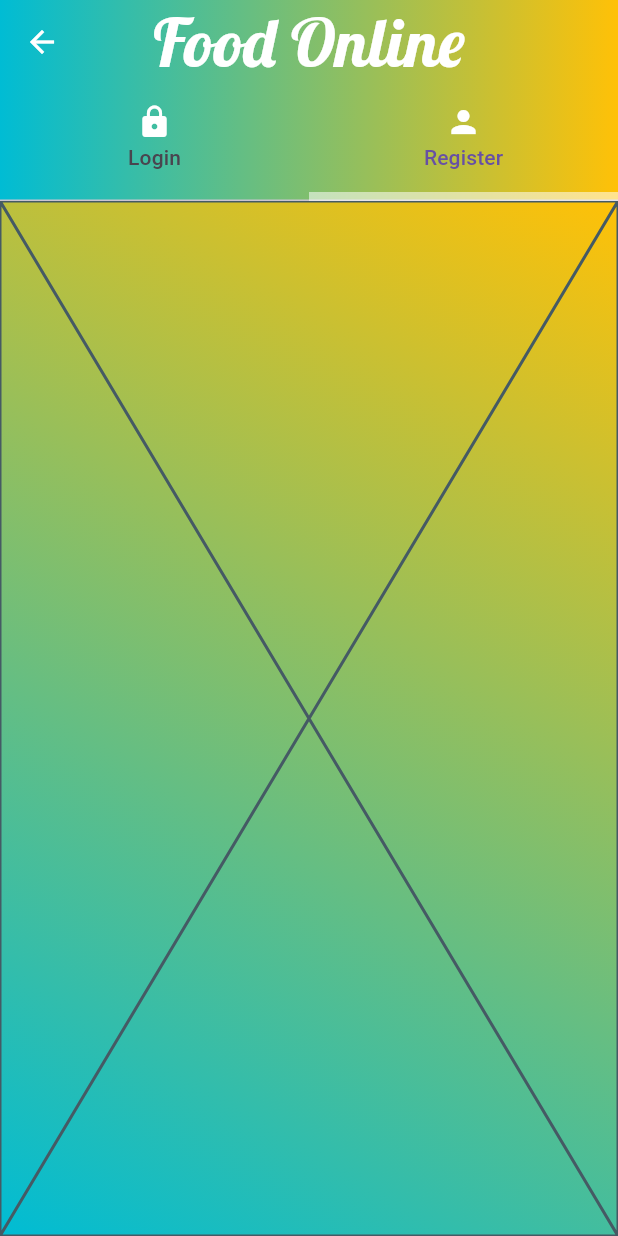
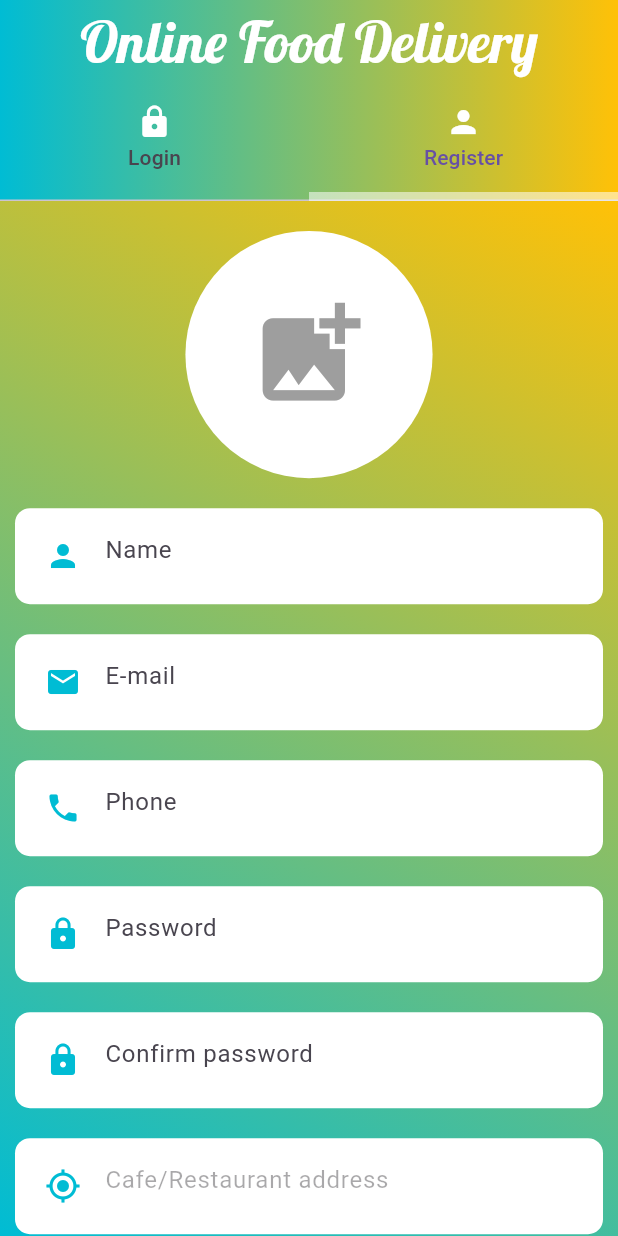
Before and after one commit to PdskDev/Flutter_DeliveryFoodApp_SellerApp, a Flutter app: the AuthScreen screen opened directly, tab 2 chosen, on a phone screen of 412 x 824 dp. Run offline on Flutter 3.47's test engine with Material 3 defaults, Android fonts, the phone set to English and light mode, and no system bars; our stand-ins replace image_picker.

Commit message:
Register form begin

```diff
--- a/lib/authentication/auth_screen.dart
+++ b/lib/authentication/auth_screen.dart
@@ -16,8 +16,6 @@ class _AuthScreenState extends State<AuthScreen> {
       length: 2,
       child: Scaffold(
         appBar: AppBar(
-        centerTitle: true,
-        leading: const BackButton(color: Colors.white),
         flexibleSpace: Container(
           decoration: const BoxDecoration(
             gradient: LinearGradient(
@@ -32,14 +30,16 @@ class _AuthScreenState extends State<AuthScreen> {
             )
           ),
         ),
-        title: const Text(
-            "Food Online",
+          automaticallyImplyLeading: false,
+          title: const Text(
+            "Online Food Delivery",
             style: TextStyle(
-                fontSize: 45,
+                fontSize: 38,
                 color: Colors.white,
               fontFamily: "Lobster"
             )
         ),
+          centerTitle: true,
         bottom: const TabBar(
           tabs: [
             Tab(
--- a/lib/authentication/login_form.dart
+++ b/lib/authentication/login_form.dart
@@ -10,6 +10,6 @@ class LoginScreen extends StatefulWidget {
 class _LoginScreenState extends State<LoginScreen> {
   @override
   Widget build(BuildContext context) {
-    return const Placeholder();
+    return Container();
   }
 }
--- a/lib/authentication/register_form.dart
+++ b/lib/authentication/register_form.dart
@@ -1,4 +1,8 @@
+import 'dart:io';
+
 import 'package:flutter/material.dart';
+import 'package:image_picker/image_picker.dart';
+import 'package:sellers_app/widgets/custom_text_field.dart';
 
 class RegisterScreen extends StatefulWidget {
   const RegisterScreen({super.key});
@@ -8,8 +12,133 @@ class RegisterScreen extends StatefulWidget {
 }
 
 class _RegisterScreenState extends State<RegisterScreen> {
+
+  final GlobalKey<FormState> _formKey = GlobalKey<FormState>();
+
+  TextEditingController nameController = TextEditingController();
+  TextEditingController emailController = TextEditingController();
+  TextEditingController passwordController = TextEditingController();
+  TextEditingController confirmPasswordController = TextEditingController();
+  TextEditingController phoneController = TextEditingController();
+  TextEditingController locationController = TextEditingController();
+
+  XFile? imageXFile;
+  final ImagePicker _picker = ImagePicker();
+
   @override
   Widget build(BuildContext context) {
-    return const Placeholder();
+    return SingleChildScrollView(
+      child: Column(
+        mainAxisSize: MainAxisSize.max,
+        children: [
+          const SizedBox(height: 20,),
+          InkWell(
+            child: CircleAvatar(
+              radius: MediaQuery.of(context).size.width * 0.20,
+              backgroundColor: Colors.white,
+              backgroundImage: imageXFile == null ? null : FileImage(File(imageXFile!.path)),
+              child: imageXFile == null ?
+              Icon(
+                Icons.add_photo_alternate,
+                size: MediaQuery.of(context).size.width * 0.20,
+                color: Colors.grey,) : null
+              ,
+            ),
+          ),
+          const SizedBox(height: 10,),
+          Form(
+            key: _formKey,
+            child: Column(
+              children: [
+                CustomTextField(
+                  data: Icons.person,
+                  isObscure: false,
+                  enabled: true,
+                  hintText: "Name",
+                  controller: nameController,
+                ),
+                CustomTextField(
+                  data: Icons.email,
+                  isObscure: false,
+                  enabled: true,
+                  hintText: "E-mail",
+                  controller: emailController,
+                ),
+                CustomTextField(
+                  data: Icons.phone,
+                  isObscure: false,
+                  enabled: true,
+                  hintText: "Phone",
+                  controller: phoneController,
+                ),
+                CustomTextField(
+                  data: Icons.lock,
+                  isObscure: true,
+                  enabled: true,
+                  hintText: "Password",
+                  controller: passwordController,
+                ),
+                CustomTextField(
+                  data: Icons.lock,
+                  isObscure: true,
+                  enabled: true,
+                  hintText: "Confirm password",
+                  controller: confirmPasswordController,
+                ),
+                CustomTextField(
+                  data: Icons.my_location,
+                  isObscure: false,
+                  enabled: false,
+                  hintText: "Cafe/Restaurant address",
+                  controller: locationController,
+                ),
+                Container(
+                  width: 400,
+                  height: 40,
+                  alignment: Alignment.center,
+                  child: ElevatedButton.icon(
+                    icon: const Icon(
+                      Icons.location_on,
+                      color: Colors.white,
+                    ),
+                    label: const Text(
+                      "Get My Current Location",
+                      style: TextStyle(
+                        color: Colors.white
+                      ),
+                    ),
+                    style: ElevatedButton.styleFrom(
+                      backgroundColor: Colors.amber,
+                      padding: const EdgeInsets.symmetric(horizontal: 35, vertical: 10),
+                      shape: RoundedRectangleBorder(
+                        borderRadius: BorderRadius.circular(30),
+                      ),
+                    ),
+                    onPressed: ()=> print("clicked"),
+                  ),
+                )
+              ],
+
+            ),
+          ),
+          const SizedBox(height:10,),
+          ElevatedButton(
+            style: ElevatedButton.styleFrom(
+                backgroundColor: Colors.green,
+                padding: const EdgeInsets.symmetric(horizontal: 100, vertical: 10),
+                shape: RoundedRectangleBorder(
+                  borderRadius: BorderRadius.circular(20),
+                ),
+            ),
+            child: const Text(
+              "Sign Up",
+              style: TextStyle(color: Colors.white, fontWeight: FontWeight.bold,),
+            ),
+            onPressed: () => print("Clicked"),
+          ),
+          const SizedBox(height:20,),
+        ],
+      ),
+    );
   }
 }
--- /dev/null
+++ b/lib/widgets/custom_text_field.dart
@@ -0,0 +1,45 @@
+import 'package:flutter/material.dart';
+
+class CustomTextField extends StatelessWidget
+{
+  final TextEditingController? controller;
+  final IconData? data;
+  final String? hintText;
+  final bool? isObscure;
+  final bool? enabled;
+
+  const CustomTextField({super.key,
+    this.controller,
+    this.data,
+    this.hintText,
+    this.isObscure,
+    this.enabled
+});
+
+  @override
+  Widget build(BuildContext context) {
+    return Container(
+      decoration: const BoxDecoration(
+        color: Colors.white,
+        borderRadius: BorderRadius.all(Radius.circular(10)),
+      ),
+      padding: const EdgeInsets.all(8.0),
+      margin: const EdgeInsets.all(10),
+      child: TextFormField(
+        enabled: enabled,
+        controller: controller,
+        obscureText: isObscure!,
+        cursorColor: Theme.of(context).primaryColor,
+        decoration: InputDecoration(
+          border: InputBorder.none,
+          prefixIcon: Icon(
+            data,
+            color: Colors.cyan,
+          ),
+          focusColor: Theme.of(context).primaryColor,
+          hintText: hintText
+        ),
+      ),
+    );
+  }
+}
--- a/pubspec.yaml
+++ b/pubspec.yaml
@@ -22,6 +22,7 @@ dependencies:
   # The following adds the Cupertino Icons font to your application.
   # Use with the CupertinoIcons class for iOS style icons.
   cupertino_icons: ^1.0.2
+  image_picker: ^1.0.5
 
 dev_dependencies:
   flutter_test:
```
Also changed, not shown: pubspec.lock, 5 other files.
